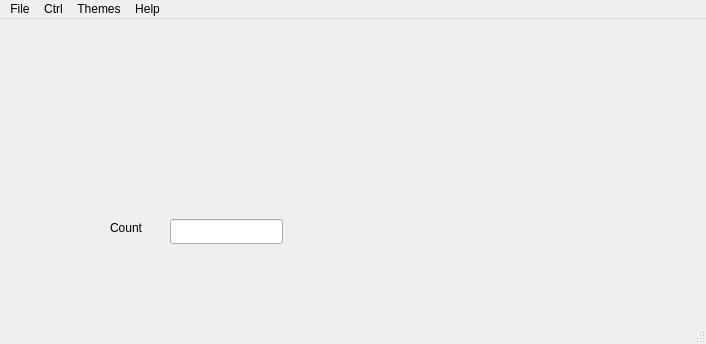
Before: the Qt Designer form Qt/03_menu_bar/menu_bar_demo.ui in tmacandr/toolbox, drawn with Qt 5.
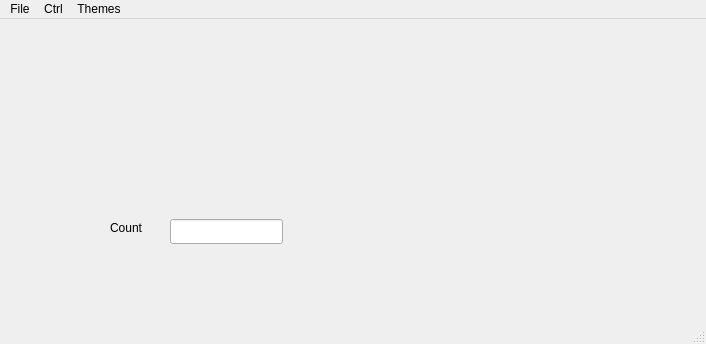
After: the same form once the commit is applied.

Commit message:
Remove 'menuHelpButton' from .ui and Implement in Code
See previous commit ... no way to define a 'slot' function
for a 'top-level' menubar item ... only cascade buttons or
buttons.

Has to be implemented 'programmatically'.

So, delete 'menuHelpButton' from .ui.  And 'create' in the
'constructor'.

Also, got a little 'creative' on placing the "Help" 'message'
on the cannvas and it's color.

Changes to be committed:
	modified:   menu_bar_demo.cpp
	modified:   menu_bar_demo.ui

```diff
--- a/Qt/03_menu_bar/menu_bar_demo.ui
+++ b/Qt/03_menu_bar/menu_bar_demo.ui
@@ -75,15 +75,9 @@
     <addaction name="actionDrainage"/>
     <addaction name="actionPolit_Ocean"/>
    </widget>
-   <widget class="QMenu" name="menuHelpButton">
-    <property name="title">
-     <string>Help</string>
-    </property>
-   </widget>
    <addaction name="menuFileCascadeButton"/>
    <addaction name="menuCtrlCascadeButton"/>
    <addaction name="menuThemesCascadeButton"/>
-   <addaction name="menuHelpButton"/>
   </widget>
   <widget class="QStatusBar" name="statusbar"/>
   <action name="actionCount">
```
The commit also changes 1 other file.
